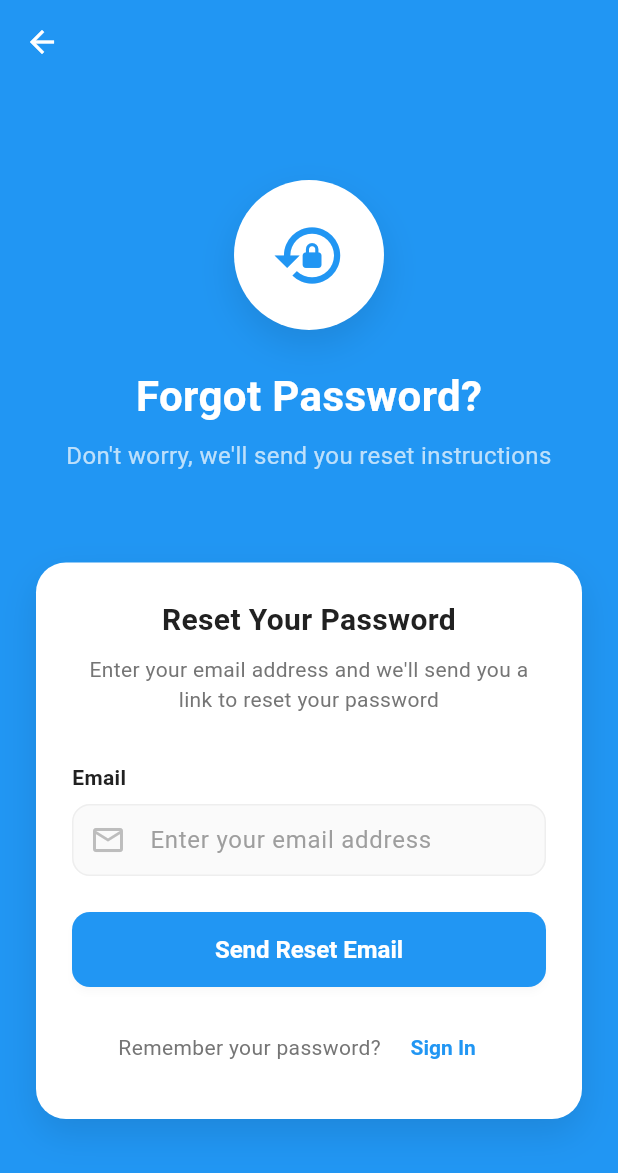
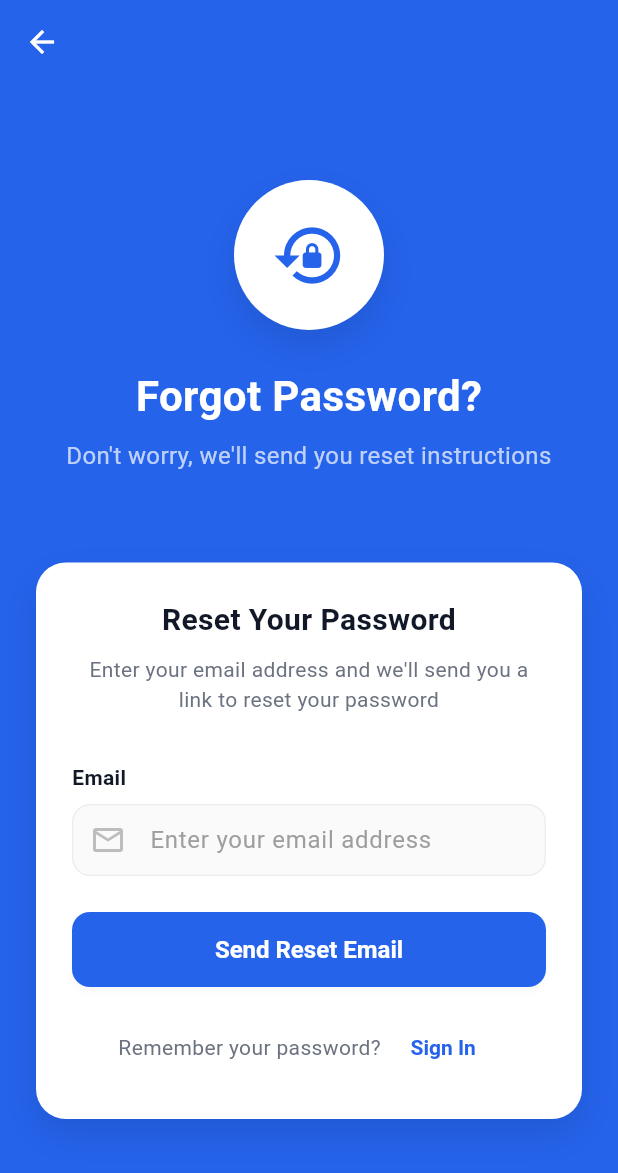
Before and after one commit to RensithUdara/passenger_app, a Flutter app: the screen it shows after launch, after a tap on "Forgot Password?", on a phone screen of 412 x 824 dp. Shown: the top 1173 px of the screen. Run offline on Flutter 3.47's test engine with Material 3 defaults, Android fonts, the phone set to English and light mode, and no system bars; our stand-ins replace cloud_firestore, firebase_analytics, firebase_auth, firebase_core, firebase_messaging, firebase_storage and 10 more; accounts and stored records are empty; Roboto replaces fonts that are missing (Poppins).

Commit message:
feat: Revamp color constants for enhanced design consistency and modern aesthetics

```diff
--- a/lib/core/constants/color_constants.dart
+++ b/lib/core/constants/color_constants.dart
@@ -1,80 +1,123 @@
 import 'package:flutter/material.dart';
 
 class AppColors {
-  // Primary Colors
-  static const Color primaryColor = Color(0xFF2196F3); // Blue
-  static const Color primaryLight = Color(0xFF64B5F6);
-  static const Color primaryDark = Color(0xFF1976D2);
-  static const Color primaryVariant = Color(0xFF3F51B5);
+  // Professional Primary Colors - Modern Blue Spectrum
+  static const Color primaryColor = Color(0xFF2563EB); // Professional Blue
+  static const Color primaryLight = Color(0xFF3B82F6);
+  static const Color primaryDark = Color(0xFF1D4ED8);
+  static const Color primaryVariant = Color(0xFF1E40AF);
+  static const Color primaryGradientStart = Color(0xFF6366F1); // Indigo
+  static const Color primaryGradientEnd = Color(0xFF3B82F6); // Blue
 
-  // Secondary Colors
-  static const Color secondaryColor = Color(0xFF4CAF50); // Green
-  static const Color secondaryLight = Color(0xFF81C784);
-  static const Color secondaryDark = Color(0xFF388E3C);
+  // Accent Colors - Premium Purple & Teal
+  static const Color accentColor = Color(0xFF8B5CF6); // Professional Purple
+  static const Color accentLight = Color(0xFFA78BFA);
+  static const Color accentDark = Color(0xFF7C3AED);
+  static const Color tealAccent = Color(0xFF06B6D4); // Modern Teal
 
-  // Safety Colors
-  static const Color safeColor = Color(0xFF4CAF50); // Green
-  static const Color warningColor = Color(0xFFFF9800); // Orange
-  static const Color dangerColor = Color(0xFFF44336); // Red
-  static const Color criticalColor = Color(0xFF9C27B0); // Purple
+  // Modern Secondary Colors - Success Green
+  static const Color secondaryColor = Color(0xFF10B981); // Emerald Green
+  static const Color secondaryLight = Color(0xFF34D399);
+  static const Color secondaryDark = Color(0xFF059669);
+
+  // Enhanced Safety Colors
+  static const Color safeColor = Color(0xFF10B981); // Emerald Green
+  static const Color warningColor = Color(0xFFF59E0B); // Amber
+  static const Color dangerColor = Color(0xFFEF4444); // Red
+  static const Color criticalColor = Color(0xFFDC2626); // Dark Red
 
   // Status Colors
-  static const Color successColor = Color(0xFF4CAF50);
-  static const Color errorColor = Color(0xFFF44336);
-  static const Color infoColor = Color(0xFF2196F3);
-  static const Color warningColorAlt = Color(0xFFFF9800);
+  static const Color successColor = Color(0xFF10B981);
+  static const Color errorColor = Color(0xFFEF4444);
+  static const Color infoColor = Color(0xFF3B82F6);
+  static const Color warningColorAlt = Color(0xFFF59E0B);
 
-  // Neutral Colors
+  // Professional Neutral Colors
   static const Color white = Color(0xFFFFFFFF);
   static const Color black = Color(0xFF000000);
-  static const Color grey = Color(0xFF9E9E9E);
-  static const Color greyLight = Color(0xFFE0E0E0);
-  static const Color greyDark = Color(0xFF424242);
-  static const Color greyExtraLight = Color(0xFFF5F5F5);
+  static const Color grey = Color(0xFF6B7280);
+  static const Color greyLight = Color(0xFFF3F4F6);
+  static const Color greyDark = Color(0xFF374151);
+  static const Color greyExtraLight = Color(0xFFFAFAFA);
+  static const Color greyMedium = Color(0xFF9CA3AF);
 
-  // Background Colors
-  static const Color backgroundColor = Color(0xFFFAFAFA);
+  // Modern Background Colors
+  static const Color backgroundColor = Color(0xFFF9FAFB);
   static const Color surfaceColor = Color(0xFFFFFFFF);
   static const Color cardColor = Color(0xFFFFFFFF);
-  static const Color scaffoldBackground = Color(0xFFF5F5F5);
+  static const Color scaffoldBackground = Color(0xFFF3F4F6);
+  static const Color glassBackground = Color(0x1AFFFFFF);
 
-  // Text Colors
-  static const Color textPrimary = Color(0xFF212121);
-  static const Color textSecondary = Color(0xFF757575);
-  static const Color textHint = Color(0xFFBDBDBD);
-  static const Color textDisabled = Color(0xFF9E9E9E);
+  // Enhanced Text Colors - Modern Typography
+  static const Color textPrimary = Color(0xFF111827); // Dark Grey
+  static const Color textSecondary = Color(0xFF6B7280); // Medium Grey
+  static const Color textHint = Color(0xFF9CA3AF); // Light Grey
+  static const Color textDisabled = Color(0xFFD1D5DB); // Very Light Grey
   static const Color textOnPrimary = Color(0xFFFFFFFF);
+  static const Color textAccent = Color(0xFF2563EB); // Primary Blue
+  static const Color textOnCard = Color(0xFF374151); // Card Text
 
-  // Dark Theme Colors
-  static const Color darkBackground = Color(0xFF121212);
-  static const Color darkSurface = Color(0xFF1E1E1E);
-  static const Color darkCard = Color(0xFF2C2C2C);
-  static const Color darkTextPrimary = Color(0xFFFFFFFF);
-  static const Color darkTextSecondary = Color(0xFFB3B3B3);
+  // Premium Dark Theme Colors
+  static const Color darkBackground = Color(0xFF0F172A);
+  static const Color darkSurface = Color(0xFF1E293B);
+  static const Color darkCard = Color(0xFF334155);
+  static const Color darkTextPrimary = Color(0xFFF8FAFC);
+  static const Color darkTextSecondary = Color(0xFFCBD5E1);
 
-  // Gradient Colors
+  // Professional Gradient Collections
   static const LinearGradient primaryGradient = LinearGradient(
     begin: Alignment.topLeft,
     end: Alignment.bottomRight,
-    colors: [primaryColor, primaryDark],
+    colors: [primaryGradientStart, primaryGradientEnd],
+    stops: [0.0, 1.0],
+  );
+
+  static const LinearGradient accentGradient = LinearGradient(
+    begin: Alignment.topLeft,
+    end: Alignment.bottomRight,
+    colors: [accentColor, accentDark],
+    stops: [0.0, 1.0],
   );
 
   static const LinearGradient successGradient = LinearGradient(
     begin: Alignment.topLeft,
     end: Alignment.bottomRight,
-    colors: [successColor, Color(0xFF2E7D32)],
+    colors: [successColor, secondaryDark],
+    stops: [0.0, 1.0],
   );
 
   static const LinearGradient warningGradient = LinearGradient(
     begin: Alignment.topLeft,
     end: Alignment.bottomRight,
-    colors: [warningColor, Color(0xFFE65100)],
+    colors: [warningColor, Color(0xFFEA580C)],
+    stops: [0.0, 1.0],
   );
 
   static const LinearGradient dangerGradient = LinearGradient(
     begin: Alignment.topLeft,
     end: Alignment.bottomRight,
-    colors: [dangerColor, Color(0xFFD32F2F)],
+    colors: [dangerColor, criticalColor],
+    stops: [0.0, 1.0],
+  );
+
+  // Glass Morphism Effects
+  static const LinearGradient glassGradient = LinearGradient(
+    begin: Alignment.topLeft,
+    end: Alignment.bottomRight,
+    colors: [
+      Color(0x1AFFFFFF),
+      Color(0x0DFFFFFF),
+    ],
+  );
+
+  // Premium Card Gradients
+  static const LinearGradient cardGradient = LinearGradient(
+    begin: Alignment.topCenter,
+    end: Alignment.bottomCenter,
+    colors: [
+      Color(0xFFFFFFFF),
+      Color(0xFFFAFBFF),
+    ],
   );
 
   // Bus Status Colors
```
